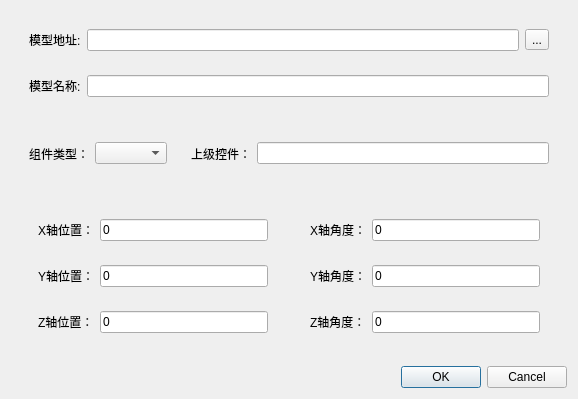
This is importnew.ui in blacklioneer/QRobotsLine as Qt 5 draws it before an edit. The edited form follows.
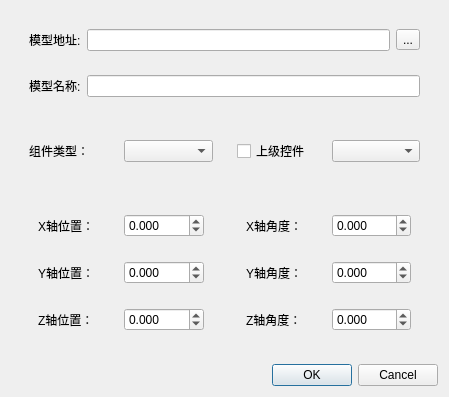
This is the edited form.

Patch:
```diff
--- a/importnew.ui
+++ b/importnew.ui
@@ -6,8 +6,8 @@
    <rect>
     <x>0</x>
     <y>0</y>
-    <width>578</width>
-    <height>399</height>
+    <width>449</width>
+    <height>381</height>
    </rect>
   </property>
   <property name="windowTitle">
@@ -102,18 +102,14 @@
        <widget class="QWidget" name="widget_14" native="true">
         <layout class="QHBoxLayout" name="horizontalLayout_5">
          <item>
-          <widget class="QLabel" name="label_5">
+          <widget class="QCheckBox" name="checkBox_prior">
            <property name="text">
-            <string>上级控件：</string>
+            <string>上级控件</string>
            </property>
           </widget>
          </item>
          <item>
-          <widget class="QLineEdit" name="lineEdit_name_3">
-           <property name="text">
-            <string/>
-           </property>
-          </widget>
+          <widget class="QComboBox" name="comboBox_prior"/>
          </item>
         </layout>
        </widget>
@@ -138,9 +134,12 @@
              </widget>
             </item>
             <item>
-             <widget class="QLineEdit" name="lineEdit_x">
-              <property name="text">
-               <string>0</string>
+             <widget class="QDoubleSpinBox" name="position_X">
+              <property name="decimals">
+               <number>3</number>
+              </property>
+              <property name="minimum">
+               <double>-99.989999999999995</double>
               </property>
              </widget>
             </item>
@@ -158,9 +157,12 @@
              </widget>
             </item>
             <item>
-             <widget class="QLineEdit" name="lineEdit_y">
-              <property name="text">
-               <string>0</string>
+             <widget class="QDoubleSpinBox" name="position_Y">
+              <property name="decimals">
+               <number>3</number>
+              </property>
+              <property name="minimum">
+               <double>-99.989999999999995</double>
               </property>
              </widget>
             </item>
@@ -178,9 +180,12 @@
              </widget>
             </item>
             <item>
-             <widget class="QLineEdit" name="lineEdit_z">
-              <property name="text">
-               <string>0</string>
+             <widget class="QDoubleSpinBox" name="position_Z">
+              <property name="decimals">
+               <number>3</number>
+              </property>
+              <property name="minimum">
+               <double>-99.989999999999995</double>
               </property>
              </widget>
             </item>
@@ -204,9 +209,12 @@
              </widget>
             </item>
             <item>
-             <widget class="QLineEdit" name="lineEdit_xr">
-              <property name="text">
-               <string>0</string>
+             <widget class="QDoubleSpinBox" name="angel_X">
+              <property name="decimals">
+               <number>3</number>
+              </property>
+              <property name="minimum">
+               <double>-99.989999999999995</double>
               </property>
              </widget>
             </item>
@@ -224,9 +232,12 @@
              </widget>
             </item>
             <item>
-             <widget class="QLineEdit" name="lineEdit_yr">
-              <property name="text">
-               <string>0</string>
+             <widget class="QDoubleSpinBox" name="angel_Y">
+              <property name="decimals">
+               <number>3</number>
+              </property>
+              <property name="minimum">
+               <double>-99.989999999999995</double>
               </property>
              </widget>
             </item>
@@ -244,9 +255,12 @@
              </widget>
             </item>
             <item>
-             <widget class="QLineEdit" name="lineEdit_zr">
-              <property name="text">
-               <string>0</string>
+             <widget class="QDoubleSpinBox" name="angel_Z">
+              <property name="decimals">
+               <number>3</number>
+              </property>
+              <property name="minimum">
+               <double>-99.989999999999995</double>
               </property>
              </widget>
             </item>
```
